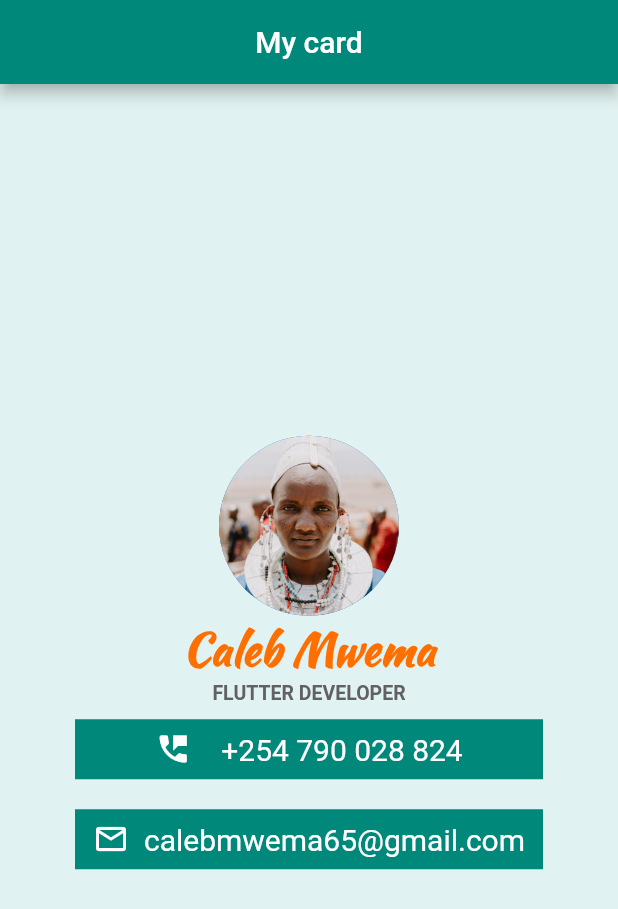
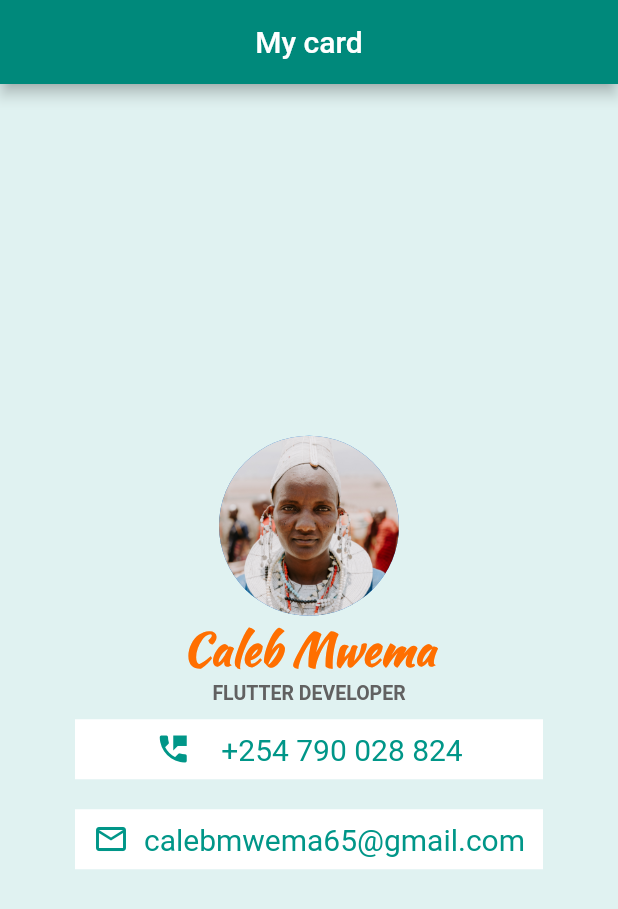
Before and after one commit to cmwema/micard, a Flutter app: the screen it shows after launch, on a phone screen of 412 x 824 dp. Shown: the top 909 px of the screen. Run offline on Flutter 3.47's test engine with Material 2 defaults, Android fonts, the phone set to English and light mode, and no system bars; Roboto replaces fonts that are missing (Source Sans Pro).

Commit message:
styled phone and email containers

```diff
--- a/lib/main.dart
+++ b/lib/main.dart
@@ -48,7 +48,7 @@ class MyApp extends StatelessWidget {
                 ),
               ),
               Container(
-                color: Colors.teal.shade600,
+                color: Colors.white,
                 margin: const EdgeInsets.symmetric(
                     vertical: 10.0, horizontal: 50.0),
                 padding: const EdgeInsets.all(8.0),
@@ -57,7 +57,7 @@ class MyApp extends StatelessWidget {
                   children: const [
                     Icon(
                       Icons.perm_phone_msg,
-                      color: Colors.white,
+                      color: Colors.teal,
                     ),
                     SizedBox(
                       width: 20.0,
@@ -65,7 +65,7 @@ class MyApp extends StatelessWidget {
                     Text(
                       '+254 790 028 824',
                       style: TextStyle(
-                        color: Colors.white,
+                        color: Colors.teal,
                         fontFamily: 'Source Sans Pro',
                         fontSize: 20.0,
                       ),
@@ -74,7 +74,7 @@ class MyApp extends StatelessWidget {
                 ),
               ),
               Container(
-                color: Colors.teal.shade600,
+                color: Colors.white,
                 margin: const EdgeInsets.symmetric(
                     vertical: 10.0, horizontal: 50.0),
                 padding: const EdgeInsets.all(8.0),
@@ -83,7 +83,7 @@ class MyApp extends StatelessWidget {
                   children: const [
                     Icon(
                       Icons.email_outlined,
-                      color: Colors.white,
+                      color: Colors.teal,
                     ),
                     SizedBox(
                       width: 10.0,
@@ -91,7 +91,7 @@ class MyApp extends StatelessWidget {
                     Text(
                       'calebmwema65@gmail.com',
                       style: TextStyle(
-                        color: Colors.white,
+                        color: Colors.teal,
                         fontFamily: 'Source Sans Pro',
                         fontSize: 20.0,
                       ),
```
